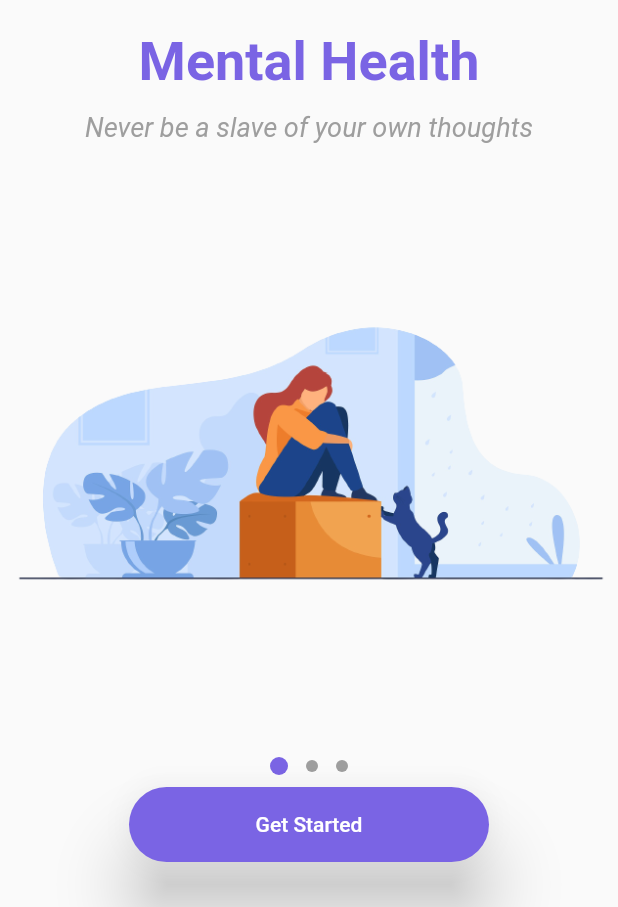
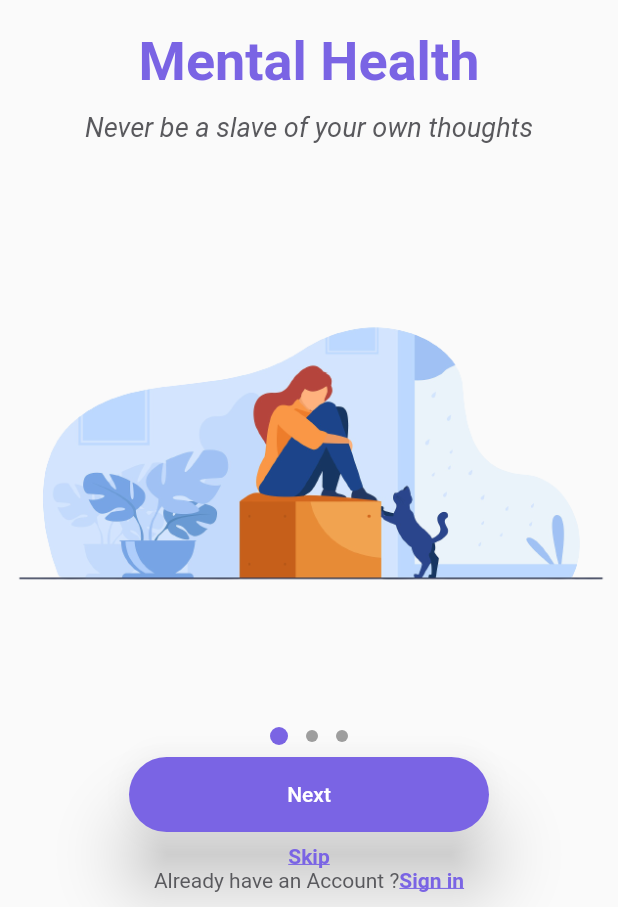
Before and after one commit to rks369/Swastha, a Flutter app: the screen it shows after launch, on a phone screen of 412 x 824 dp, the part 329-1236 px from its top. Run offline on Flutter 3.47's test engine with Material 2 defaults, Android fonts, the phone set to English and light mode, and no system bars.

Commit message:
OnBoarding Screen Completed

```diff
--- a/lib/main.dart
+++ b/lib/main.dart
@@ -1,5 +1,7 @@
 import 'package:flutter/material.dart';
+import 'package:swastha/screens/login.dart';
 import 'package:swastha/screens/on_boarding.dart';
+import 'package:swastha/screens/register.dart';
 
 void main() {
   runApp(const MyApp());
@@ -9,9 +11,13 @@ class MyApp extends StatelessWidget {
   const MyApp({Key? key}) : super(key: key);
   @override
   Widget build(BuildContext context) {
-    return const MaterialApp(
-      title: 'Swastha',
-      home: OnBoardingScreen(),
+    return MaterialApp(
+      initialRoute: OnBoardingScreen.id,
+      routes: {
+        OnBoardingScreen.id: (context) => const OnBoardingScreen(),
+        Login.id: (context) => const Login(),
+        Register.id: (context) => const Register(),
+      },
       debugShowCheckedModeBanner: false,
     );
   }
--- a/lib/screens/login.dart
+++ b/lib/screens/login.dart
@@ -0,0 +1,28 @@
+import 'package:flutter/material.dart';
+
+class Login extends StatelessWidget {
+  static const String id ='Login';
+
+  const Login({Key? key}) : super(key: key);
+
+  @override
+  Widget build(BuildContext context) {
+    return  MaterialApp(
+      debugShowCheckedModeBanner: false,
+      home: Scaffold(
+        body: Center(
+          child: Column(
+            mainAxisAlignment: MainAxisAlignment.center,
+            children: [
+              Image.asset('assets/images/logo.png',width: 100,height: 100,),
+              const SizedBox(
+                height: 20,
+              ),
+              const Text('Login'),
+            ],
+          ),
+        ),
+      ),
+    );
+  }
+}
--- a/lib/screens/on_boarding.dart
+++ b/lib/screens/on_boarding.dart
@@ -1,9 +1,12 @@
 import 'package:flutter/material.dart';
 import 'package:swastha/models/on_boarding_slider.dart';
+import 'package:swastha/screens/login.dart';
+import 'package:swastha/screens/register.dart';
 import 'package:swastha/utils/styles.dart';
 import 'package:swastha/widgets/slide_tile.dart';
 
 class OnBoardingScreen extends StatefulWidget {
+  static const String id ='OnBoardingScreen';
   const OnBoardingScreen({Key? key}) : super(key: key);
 
   @override
@@ -13,6 +16,7 @@ class OnBoardingScreen extends StatefulWidget {
 class _OnBoardingScreenState extends State<OnBoardingScreen> {
   List<SliderModel> slides = [];
   int currentIndex = 0;
+  PageController pageController = PageController(initialPage: 0);
 
   @override
   void initState() {
@@ -25,9 +29,10 @@ class _OnBoardingScreenState extends State<OnBoardingScreen> {
     return Scaffold(
       body: PageView.builder(
           itemCount: slides.length,
-          onPageChanged: (value){
+          controller: pageController,
+          onPageChanged: (value) {
             setState(() {
-              currentIndex=value;
+              currentIndex = value;
             });
           },
           itemBuilder: (context, index) {
@@ -37,7 +42,7 @@ class _OnBoardingScreenState extends State<OnBoardingScreen> {
                 description: slides[index].description);
           }),
       bottomSheet: SizedBox(
-        height: 100,
+        height: 120,
         child: Column(
           children: [
             Row(
@@ -52,19 +57,67 @@ class _OnBoardingScreenState extends State<OnBoardingScreen> {
             Padding(
               padding: const EdgeInsets.all(8.0),
               child: ElevatedButton(
-                child: const Text('Get Started'),
+                child: Text(
+                    currentIndex != slides.length - 1 ? 'Next' : 'Get Started'),
                 style: ElevatedButton.styleFrom(
                   onPrimary: Colors.white,
                   primary: primaryColor,
                   onSurface: Colors.grey,
                   elevation: 20,
-                  minimumSize: const Size(240,50),
-                  shape: RoundedRectangleBorder(borderRadius: BorderRadius.circular(30)),
+                  minimumSize: const Size(240, 50),
+                  shape: RoundedRectangleBorder(
+                      borderRadius: BorderRadius.circular(30)),
                 ),
-                onPressed:() {
+                onPressed: () {
+                  if(currentIndex!= slides.length-1)
+                    {
+                      pageController.animateToPage(currentIndex + 1,
+                          duration: const Duration(milliseconds: 400),
+                          curve: Curves.linear);
+                    }
+                  else{
+                      Navigator.pushNamed(context, Register.id);
+                  }
 
                 },
               ),
+            ),
+            GestureDetector(
+              child: Text(
+                currentIndex == 0 ? 'Skip' : 'Back',
+                textAlign: TextAlign.center,
+                style: const TextStyle(
+                  color: primaryColor,
+                  decoration: TextDecoration.underline,
+                  fontWeight: FontWeight.bold,
+                ),
+              ),
+              onTap: () {
+                if (currentIndex == 0) {
+                  pageController.animateToPage(slides.length - 1,
+                      duration: const Duration(milliseconds: 400),
+                      curve: Curves.linear);
+                } else {
+                  pageController.animateToPage(currentIndex - 1,
+                      duration: const Duration(milliseconds: 400),
+                      curve: Curves.linear);
+                }
+              },
+            ),
+            Row(
+              mainAxisAlignment: MainAxisAlignment.center,
+              children: [
+                const Text('Already have an Account ?',style: TextStyle(color: secondaryColor),
+                ),
+                GestureDetector(child: const Text('Sign in',style: TextStyle(
+                  color: primaryColor,
+                  decoration: TextDecoration.underline,
+                  fontWeight: FontWeight.bold,
+                )),
+                  onTap:(){
+                    Navigator.pushNamed(context, Login.id);
+                  },)
+              ],
             )
           ],
         ),
@@ -76,7 +129,7 @@ class _OnBoardingScreenState extends State<OnBoardingScreen> {
     return Container(
       padding: const EdgeInsets.symmetric(horizontal: 6.0),
       margin: const EdgeInsets.symmetric(horizontal: 6.0),
-      height: isCurrentPage ? 12.0: 8.0,
+      height: isCurrentPage ? 12.0 : 8.0,
       width: isCurrentPage ? 12.0 : 8.0,
       decoration: BoxDecoration(
           color: isCurrentPage ? primaryColor : Colors.grey,
--- a/lib/screens/register.dart
+++ b/lib/screens/register.dart
@@ -0,0 +1,28 @@
+import 'package:flutter/material.dart';
+
+class Register extends StatelessWidget {
+  static const String id ='Register';
+
+  const Register({Key? key}) : super(key: key);
+
+  @override
+  Widget build(BuildContext context) {
+    return MaterialApp(
+      debugShowCheckedModeBanner: false,
+      home: Scaffold(
+        body: Center(
+          child: Column(
+            mainAxisAlignment: MainAxisAlignment.center,
+            children: [
+              Image.asset('assets/images/logo.png',width: 100,height: 100,),
+              const SizedBox(
+                height: 20,
+              ),
+              const Text('Register'),
+            ],
+          ),
+        ),
+      ),
+    );
+  }
+}
--- a/lib/utils/styles.dart
+++ b/lib/utils/styles.dart
@@ -1,3 +1,5 @@
 import 'dart:ui';
 
 const Color primaryColor = Color(0xff7A64E4);
+
+const Color secondaryColor = Color(0xff59595d);
--- a/lib/widgets/slide_tile.dart
+++ b/lib/widgets/slide_tile.dart
@@ -36,7 +36,7 @@ class SlideTile extends StatelessWidget {
         style:  const TextStyle(
           fontSize: 18,
           fontStyle: FontStyle.italic,
-          color: Colors.grey,
+          color: secondaryColor,
         ),),
         const SizedBox(
           height: 30,
```
